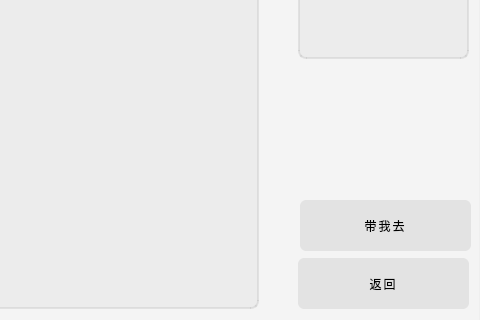
First picture: the form in SmartLibraryGUI/viewbook.ui, repository yanglei-er/SmartLibraryQt, before the edit; both pictures show x 480 to 960 and y 220 to 540 of the 960 by 540 pixel window.
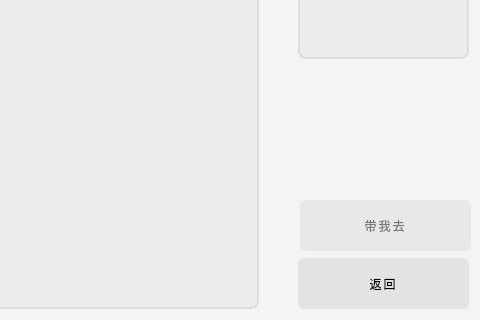
Second picture: the form after the edit. Icons and pictures are not drawn.

Diff of the .ui file:
```diff
--- a/SmartLibraryGUI/viewbook.ui
+++ b/SmartLibraryGUI/viewbook.ui
@@ -119,7 +119,7 @@
    </property>
    <property name="geometry">
     <rect>
-     <x>-2</x>
+     <x>0</x>
      <y>0</y>
      <width>961</width>
      <height>541</height>
@@ -832,7 +832,7 @@
   </widget>
   <widget class="QPushButton" name="find_Btn">
    <property name="enabled">
-    <bool>true</bool>
+    <bool>false</bool>
    </property>
    <property name="geometry">
     <rect>
```
